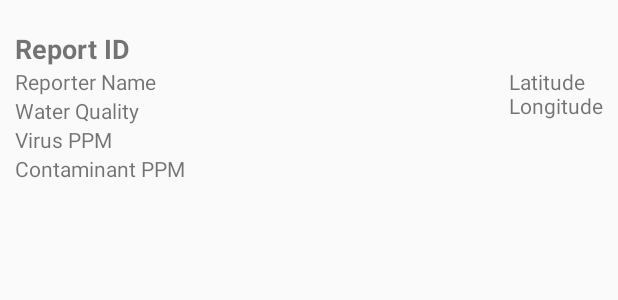
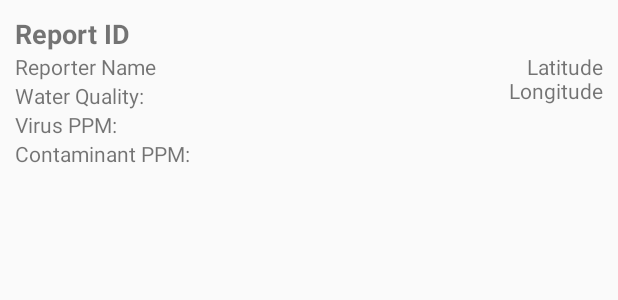
Before and after one commit to kevintian/CS2340, an Android app: the layout water_quality_report_layout.xml on its own in the app's theme, with its tools: preview values and no code run, on a phone screen of 412 x 824 dp. Shown: the top 300 px of the screen. Run offline under Robolectric (Android 15) with nearby library versions, the phone set to English and light mode, and no system bars.

Commit message:
Fixed inspection issues in view water quality and view water source layouts

```diff
--- a/app/src/main/java/com/nutsandbolts/splash/Model/RegisteredUser.java
+++ b/app/src/main/java/com/nutsandbolts/splash/Model/RegisteredUser.java
@@ -7,9 +7,8 @@ import com.google.firebase.database.DatabaseReference;
 import com.google.firebase.database.FirebaseDatabase;
 
 /**
- * Created by Deb Banerji on 12-Feb-17.
- * <p>
  * Represents a single user in the model
+ * @author Deb Banerji
  */
 
 public class RegisteredUser implements Parcelable {
--- a/app/src/main/res/layout/water_quality_report_layout.xml
+++ b/app/src/main/res/layout/water_quality_report_layout.xml
@@ -1,16 +1,6 @@
 <?xml version="1.0" encoding="utf-8"?>
-<RelativeLayout xmlns:android="http://schemas.android.com/apk/res/android"
-    android:layout_width="match_parent"
-    android:layout_height="match_parent"
-    android:orientation="vertical"
-    android:paddingTop="10dp"
-    android:paddingBottom="10dp">
 
-    <RelativeLayout
-        android:layout_width="match_parent"
-        android:layout_height="match_parent">
-
-        <LinearLayout
+<LinearLayout xmlns:android="http://schemas.android.com/apk/res/android"
     android:id="@+id/infoSection"
     android:layout_width="match_parent"
     android:layout_height="wrap_content"
@@ -21,57 +11,56 @@
         android:id="@+id/report_id"
         android:layout_width="wrap_content"
         android:layout_height="wrap_content"
-                android:text="Report ID"
+        android:text="@string/report_id"
         android:textSize="18sp"
         android:textStyle="normal|bold" />
 
-            <RelativeLayout
-                xmlns:android="http://schemas.android.com/apk/res/android"
-                android:id="@+id/reporter_info"
+    <RelativeLayout xmlns:android="http://schemas.android.com/apk/res/android"
         android:layout_width="fill_parent"
         android:layout_height="fill_parent">
+
         <LinearLayout
             android:layout_width="wrap_content"
             android:layout_height="wrap_content"
-                    android:layout_alignParentLeft="true"
+            android:id="@+id/reporter_info"
+            android:layout_alignParentStart="true"
             android:orientation="vertical">
 
             <TextView
+                android:id="@+id/reporter_name"
                 android:layout_width="wrap_content"
                 android:layout_height="wrap_content"
-                        android:id="@+id/reporter_name"
-                        android:text="Reporter Name"/>
+                android:text="@string/reporter_name" />
 
             <TextView
                 android:id="@+id/water_quality"
                 android:layout_width="wrap_content"
                 android:layout_height="wrap_content"
-                        android:text="Water Quality" />
+                android:text="@string/water_quality" />
 
             <TextView
                 android:id="@+id/virusPPM"
                 android:layout_width="wrap_content"
                 android:layout_height="wrap_content"
-                        android:text="Virus PPM" />
+                android:text="@string/virus_ppm" />
 
             <TextView
                 android:id="@+id/contaminantPPM"
                 android:layout_width="wrap_content"
                 android:layout_height="wrap_content"
-                        android:text="Contaminant PPM" />
+                android:text="@string/contaminant_ppm" />
         </LinearLayout>
 
 
         <TextView
-                    android:layout_width="wrap_content"
+            android:id="@+id/location"
+            android:layout_width="match_parent"
             android:layout_height="wrap_content"
-                    android:layout_alignParentRight="true"
-                    android:id="@+id/location"
-                    android:text="Latitude \nLongitude"
-                    android:maxLines="2"/>
+            android:gravity="end"
+            android:layout_alignParentEnd="true"
+            android:layout_toEndOf="@id/reporter_info"
+            android:maxLines="2"
+            android:text="@string/location" />
 
     </RelativeLayout>
 </LinearLayout>
-    </RelativeLayout>
-
-</RelativeLayout>
--- a/app/src/main/res/values/strings.xml
+++ b/app/src/main/res/values/strings.xml
@@ -68,4 +68,9 @@
     <string name="user_type">User Type:</string>
     <string name="register">Register</string>
 
+    <!--Water Source Report Layout Strings-->
+    <string name="report_id">Report ID</string>
+    <string name="reporter_name">Reporter Name</string>
+    <!--Water type and condition already declared above-->
+    <string name="location">Latitude\nLongitude</string>
 </resources>
```
Also changed, not shown: app/src/main/res/layout/water_source_report_layout.xml (+18 -38 lines). Lines whose indentation alone changed are shown as unchanged.
